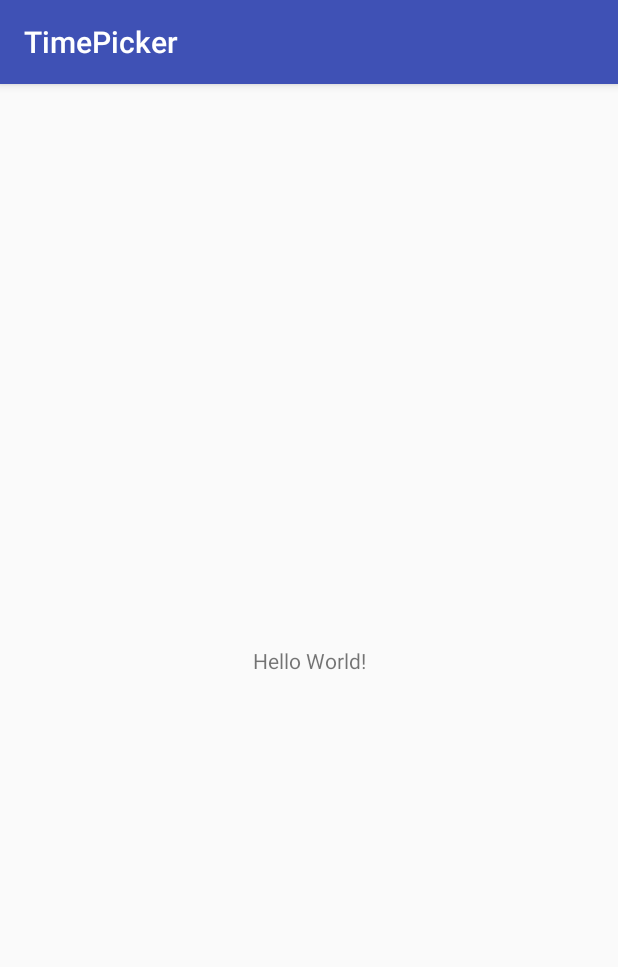
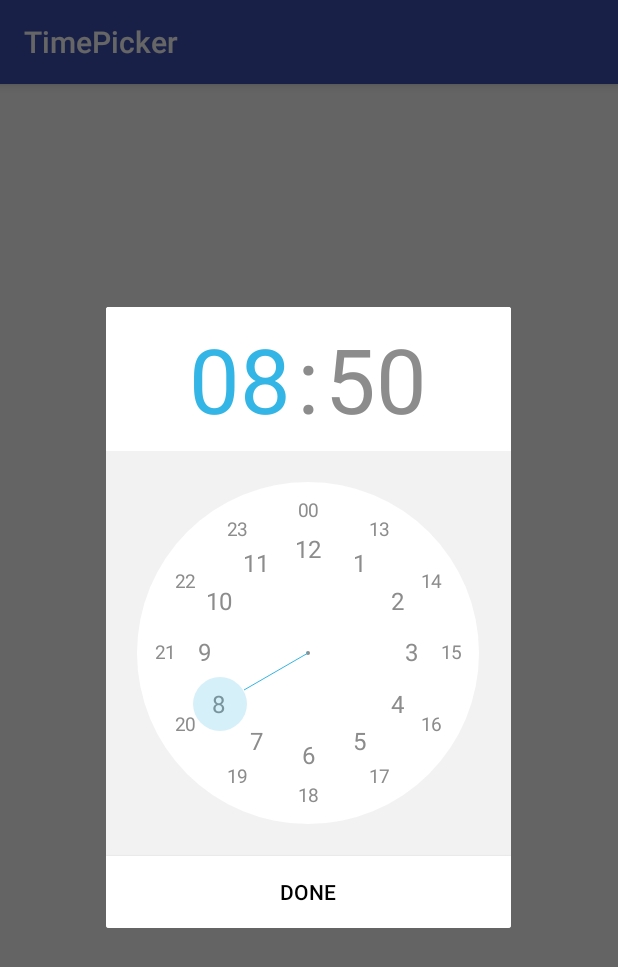
Before and after one commit to zhujiabin/TimePicker-2, an Android app: the screen it shows after launch (MainActivity), after a tap on "Hello World!", on a phone screen of 412 x 824 dp. Shown: the top 967 px of the screen. Run offline under Robolectric (Android 15) with nearby library versions, the phone set to English and light mode, and no system bars; pictures from the network do not load.

Commit message:
implement UI layout landscape and portrait

```diff
--- a/app/src/main/java/photran/me/timepicker/TimePickerDialog.java
+++ b/app/src/main/java/photran/me/timepicker/TimePickerDialog.java
@@ -23,6 +23,7 @@ import android.app.Dialog;
 import android.app.DialogFragment;
 import android.content.Context;
 import android.content.res.ColorStateList;
+import android.graphics.Color;
 import android.os.Bundle;
 import android.support.annotation.NonNull;
 import android.util.Log;
@@ -177,10 +178,35 @@ public class TimePickerDialog extends DialogFragment implements RadialPickerLayo
     }
 
     @Override
+    public void onStart() {
+        super.onStart();
+        final Dialog dialog = getDialog();
+        if (dialog != null) {
+            final Window windowDialog = dialog.getWindow();
+            if (windowDialog != null) {
+                if (Utils.isLandscape(getActivity())) {
+                    final int width = ViewGroup.LayoutParams.MATCH_PARENT;
+                    final int height = ViewGroup.LayoutParams.MATCH_PARENT;
+                    windowDialog.setLayout(width, height);
+                }
+            }
+        }
+    }
+
+    @Override
+    public Dialog onCreateDialog(Bundle savedInstanceState) {
+        final Dialog dialog = super.onCreateDialog(savedInstanceState);
+        if (dialog != null && dialog.getWindow() != null) {
+            dialog.getWindow().requestFeature(Window.FEATURE_NO_TITLE);
+        }
+        return dialog;
+    }
+
+    @Override
     public void onCreate(Bundle savedInstanceState) {
         super.onCreate(savedInstanceState);
+        final Bundle bundleInput = getArguments();
 
-        final Bundle bundleInput = getArguments();
         if (isContainsArguments(bundleInput)) {
             initialize(bundleInput);
         }
@@ -188,15 +214,6 @@ public class TimePickerDialog extends DialogFragment implements RadialPickerLayo
         if (isContainsArguments(savedInstanceState)) {
             initialize(savedInstanceState);
         }
-    }
-
-    @Override
-    public Dialog onCreateDialog(Bundle savedInstanceState) {
-        final Dialog dialog = super.onCreateDialog(savedInstanceState);
-        if (dialog.getWindow() != null) {
-            dialog.getWindow().requestFeature(Window.FEATURE_NO_TITLE);
-        }
-        return dialog;
     }
 
     @Override
@@ -334,7 +351,10 @@ public class TimePickerDialog extends DialogFragment implements RadialPickerLayo
         final int darkGray = res.getColor(R.color.dark_gray);
         final int lightGray = res.getColor(R.color.light_gray);
         final ColorStateList darkDoneTextColor = res.getColorStateList(R.color.done_text_color_dark);
-        final int darkDoneBackground = R.drawable.done_background_color_dark;
+
+        final int darkDoneBackground = Utils.isLandscape(getActivity()) ?
+                R.drawable.done_background_color_dark :
+                R.drawable.done_background_color_dark_land;
 
         // Set the colors for each view based on the theme.
         view.findViewById(R.id.time_display_background).setBackgroundColor(mThemeDark ? darkGray : white);
@@ -342,8 +362,10 @@ public class TimePickerDialog extends DialogFragment implements RadialPickerLayo
         ((TextView) view.findViewById(R.id.separator)).setTextColor(mThemeDark ? white : timeDisplay);
         ((TextView) view.findViewById(R.id.ampm_label)).setTextColor(mThemeDark ? white : timeDisplay);
         mDoneButton.setTextColor(mThemeDark ? darkDoneTextColor : doneTextColor);
+        mDoneButton.setBackgroundResource(mThemeDark ? darkDoneBackground : doneBackground);
         mTimePicker.setBackgroundColor(mThemeDark ? lightGray : circleBackground);
-        mDoneButton.setBackgroundResource(mThemeDark ? darkDoneBackground : doneBackground);
+        view.setBackgroundColor(mThemeDark ? lightGray : circleBackground);
+
         return view;
     }
 
--- a/app/src/main/java/photran/me/timepicker/demo/MainActivity.java
+++ b/app/src/main/java/photran/me/timepicker/demo/MainActivity.java
@@ -20,13 +20,19 @@ public class MainActivity extends AppCompatActivity implements OnTimeSetListener
         setContentView(R.layout.activity_main);
 
         timePickerDialog = new TimePickerDialog.Builder()
-                .setTimer(8, 50, false)
+                .setTimer(8, 50, true)
+                .setThemeDark(true)
                 .createDialog();
 
         timePickerDialog.show(getFragmentManager(), TimePickerDialog.class.getName());
     }
 
     public void onTimeDialogClicked(View view) {
+        timePickerDialog = new TimePickerDialog.Builder()
+                .setTimer(8, 50, true)
+                .setThemeDark(false)
+                .createDialog();
+
         timePickerDialog.show(getFragmentManager(), TimePickerDialog.class.getName());
     }
 
--- a/app/src/main/java/photran/me/timepicker/other/Utils.java
+++ b/app/src/main/java/photran/me/timepicker/other/Utils.java
@@ -20,6 +20,9 @@ import android.animation.Keyframe;
 import android.animation.ObjectAnimator;
 import android.animation.PropertyValuesHolder;
 import android.annotation.SuppressLint;
+import android.app.Activity;
+import android.content.Context;
+import android.view.Surface;
 import android.view.View;
 
 /**
@@ -69,4 +72,20 @@ public class Utils {
 
         return pulseAnimator;
     }
+
+
+    public static boolean isLandscape(Activity activity) {
+        int rotation = activity.getWindowManager().getDefaultDisplay().getRotation();
+
+        switch (rotation) {
+            case Surface.ROTATION_0:
+            case Surface.ROTATION_180:
+                return false;
+
+            case Surface.ROTATION_90:
+            case Surface.ROTATION_270:
+                return true;
+        }
+        return true;
+    }
 }
--- /dev/null
+++ b/app/src/main/res/drawable/done_background_color_dark_land.xml
@@ -0,0 +1,25 @@
+<?xml version="1.0" encoding="utf-8"?>
+<!-- Copyright (C) 2013 The Android Open Source Project
+
+     Licensed under the Apache License, Version 2.0 (the "License");
+     you may not use this file except in compliance with the License.
+     You may obtain a copy of the License at
+
+          http://www.apache.org/licenses/LICENSE-2.0
+
+     Unless required by applicable law or agreed to in writing, software
+     distributed under the License is distributed on an "AS IS" BASIS,
+     WITHOUT WARRANTIES OR CONDITIONS OF ANY KIND, either express or implied.
+     See the License for the specific language governing permissions and
+     limitations under the License.
+-->
+<selector xmlns:android="http://schemas.android.com/apk/res/android">
+    <item android:state_focused="true"
+          android:state_pressed="false"
+          android:drawable="@color/red_focused" />
+
+    <item android:state_pressed="true"
+          android:drawable="@color/red" />
+
+    <item android:drawable="@color/dark_gray" />
+</selector>
--- /dev/null
+++ b/app/src/main/res/layout-land/time_picker_dialog.xml
@@ -0,0 +1,48 @@
+<?xml version="1.0" encoding="utf-8"?>
+<LinearLayout xmlns:android="http://schemas.android.com/apk/res/android"
+    android:id="@+id/time_picker_dialog"
+    android:layout_width="match_parent"
+    android:layout_height="match_parent"
+    android:orientation="horizontal">
+
+    <photran.me.timepicker.views.RadialPickerLayout
+        android:id="@+id/time_picker"
+        android:layout_width="wrap_content"
+        android:layout_gravity="center"
+        android:padding="16dip"
+        android:layout_height="@dimen/picker_dimen"
+        android:focusable="true"
+        android:focusableInTouchMode="true" />
+
+
+    <RelativeLayout
+        android:layout_width="match_parent"
+        android:layout_height="match_parent"
+        android:orientation="vertical">
+
+        <FrameLayout
+            android:id="@+id/time_display_background"
+            android:layout_width="match_parent"
+            android:layout_height="match_parent">
+
+            <include
+                layout="@layout/time_header_label"
+                android:layout_width="match_parent"
+                android:layout_height="@dimen/header_height"
+                android:layout_gravity="center" />
+        </FrameLayout>
+
+        <Button
+            android:id="@+id/done_button"
+            android:layout_width="match_parent"
+            android:layout_height="wrap_content"
+            android:layout_alignParentBottom="true"
+            android:background="@drawable/done_background_color"
+            android:minHeight="48dp"
+            android:text="@string/done_label"
+            android:textColor="@color/done_text_color"
+            android:textSize="@dimen/done_label_size" />
+
+    </RelativeLayout>
+
+</LinearLayout>
```
